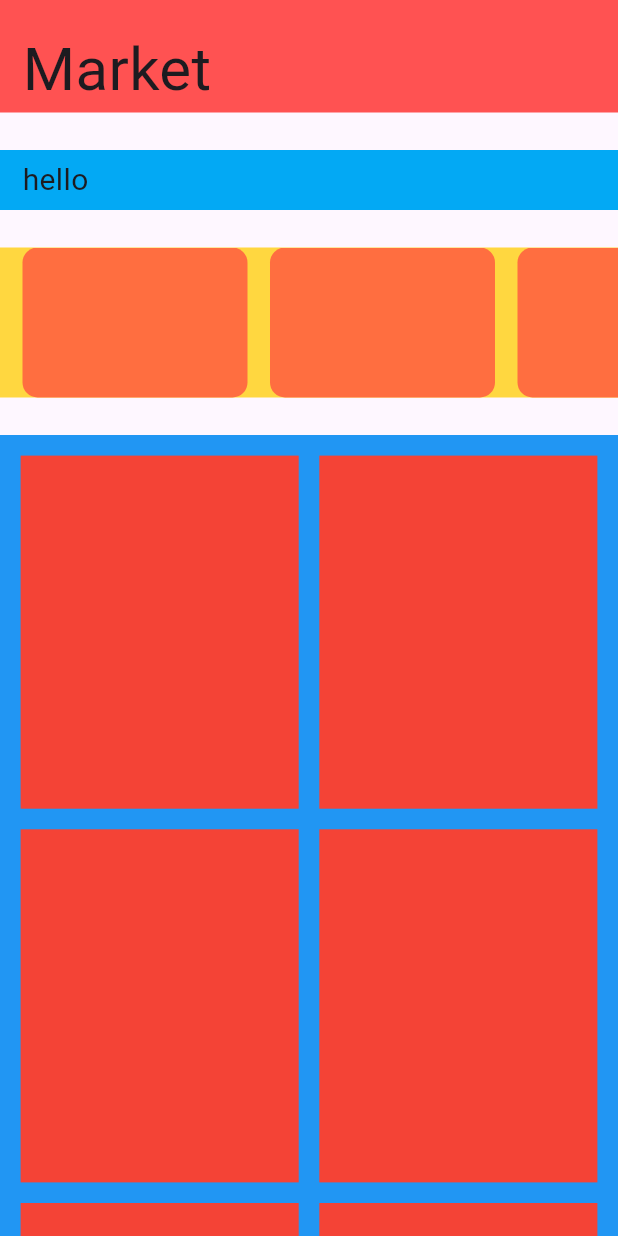
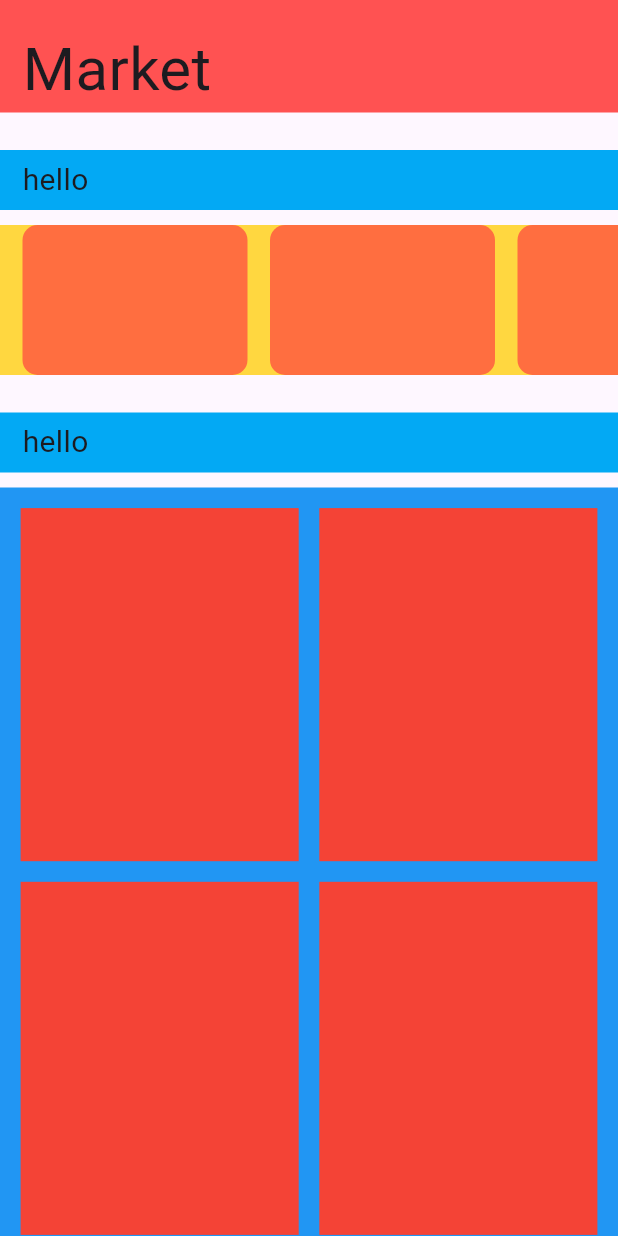
Before and after one commit to Zakariasma/Markt, a Flutter app: the screen it shows after launch, on a phone screen of 412 x 824 dp. Run offline on Flutter 3.47's test engine with Material 3 defaults, Android fonts, the phone set to English and light mode, and no system bars.

Commit message:
Add section title

```diff
--- a/lib/page/home_page.dart
+++ b/lib/page/home_page.dart
@@ -2,6 +2,7 @@ import 'package:flutter/material.dart';
 import 'package:markt/widget/home_bar.dart';
 import 'package:markt/widget/category_list.dart';
 import 'package:markt/widget/product_list.dart';
+import 'package:markt/widget/section_title.dart';
 
 class HomePage extends StatefulWidget{
 
@@ -21,7 +22,9 @@ class _HomePageState extends State<HomePage> {
       ),
       body: ListView(
         children: <Widget>[
+          SectionTitle('hello'),
           CategoryList(),
+          SectionTitle('hello'),
           ProductList(),
         ],
       ),
--- a/lib/widget/category_list.dart
+++ b/lib/widget/category_list.dart
@@ -13,25 +13,7 @@ class _CategoryList extends State<CategoryList> {
 
   @override
   Widget build(BuildContext context) {
-    return Column(
-      children: <Widget>[
-        Container(
-          height: 40.0,
-          width: double.infinity,
-          alignment: Alignment.centerLeft,
-          color: Colors.lightBlue,
-          margin: const EdgeInsets.only(top: 25, bottom: 25),
-          child: const Padding(
-            padding: EdgeInsets.only(left: 15),
-          child: Text(
-              'hello',
-            style: TextStyle(
-              fontSize: 20
-            ),
-          ),
-          )
-        ),
-        Container(
+    return Container(
           width: double.infinity,
           height: 100.0,
           color: Colors.amberAccent,
@@ -42,8 +24,6 @@ class _CategoryList extends State<CategoryList> {
               return CategoryCard();
             },
           ),
-        )
-      ],
     );
   }
 }
--- a/lib/widget/product_list.dart
+++ b/lib/widget/product_list.dart
@@ -15,7 +15,7 @@ class _ProductList extends State<ProductList> {
   Widget build(BuildContext context) {
     return Container(
       width: double.infinity,
-      margin: EdgeInsets.only(top: 25, bottom: 25),
+      margin: EdgeInsets.only(bottom: 25),
       color: Colors.blue,
       child: Wrap(
         children: List.generate(10, (index) => ProductCard()),
--- /dev/null
+++ b/lib/widget/section_title.dart
@@ -0,0 +1,28 @@
+import 'package:flutter/material.dart';
+
+class SectionTitle extends StatelessWidget {
+
+  final String _title;
+
+  SectionTitle(this._title);
+
+  @override
+  Widget build(BuildContext context) {
+    return Container(
+      height: 40.0,
+      width: double.infinity,
+      alignment: Alignment.centerLeft,
+      color: Colors.lightBlue,
+      margin: const EdgeInsets.only(top: 25, bottom: 10),
+      child: Padding(
+        padding: EdgeInsets.only(left: 15),
+        child: Text(
+          _title,
+          style: TextStyle(
+            fontSize: 20,
+          ),
+        ),
+      ),
+    );
+  }
+}
```
